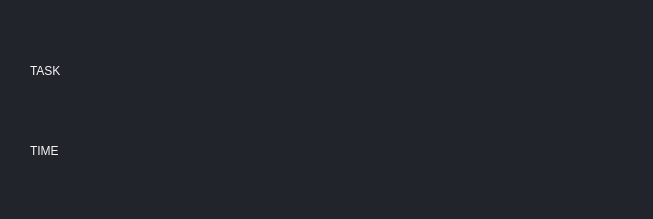
The window that view/pinDialog.ui (anh-dz/Studious) describes before a commit, drawn with Qt 5.
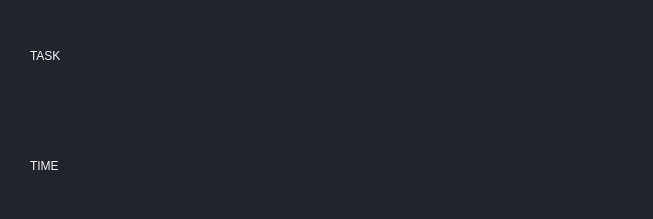
The same window after the commit. Icons and pictures are not drawn.

What changed in the file:
```diff
--- a/view/pinDialog.ui
+++ b/view/pinDialog.ui
@@ -25,9 +25,9 @@
    <property name="geometry">
     <rect>
      <x>30</x>
-     <y>40</y>
+     <y>10</y>
      <width>591</width>
-     <height>61</height>
+     <height>91</height>
     </rect>
    </property>
    <property name="text">
@@ -40,7 +40,7 @@
      <x>30</x>
      <y>120</y>
      <width>591</width>
-     <height>61</height>
+     <height>91</height>
     </rect>
    </property>
    <property name="text">
```
Left out of the diff: 6 changed lines with no effect on the pictures.
